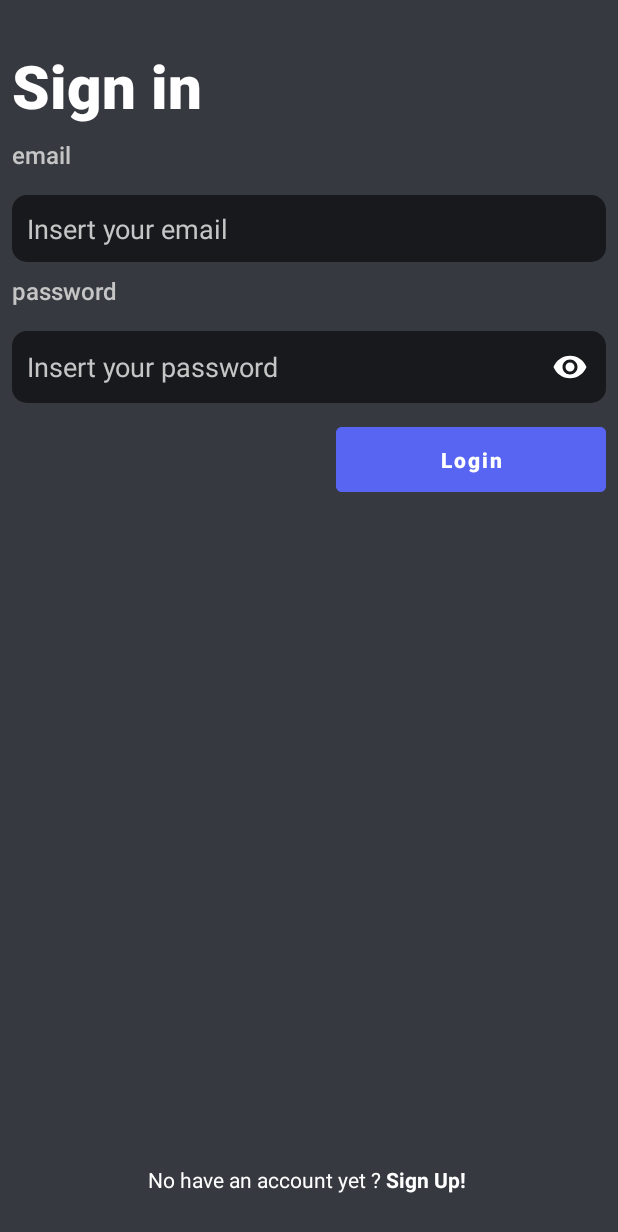
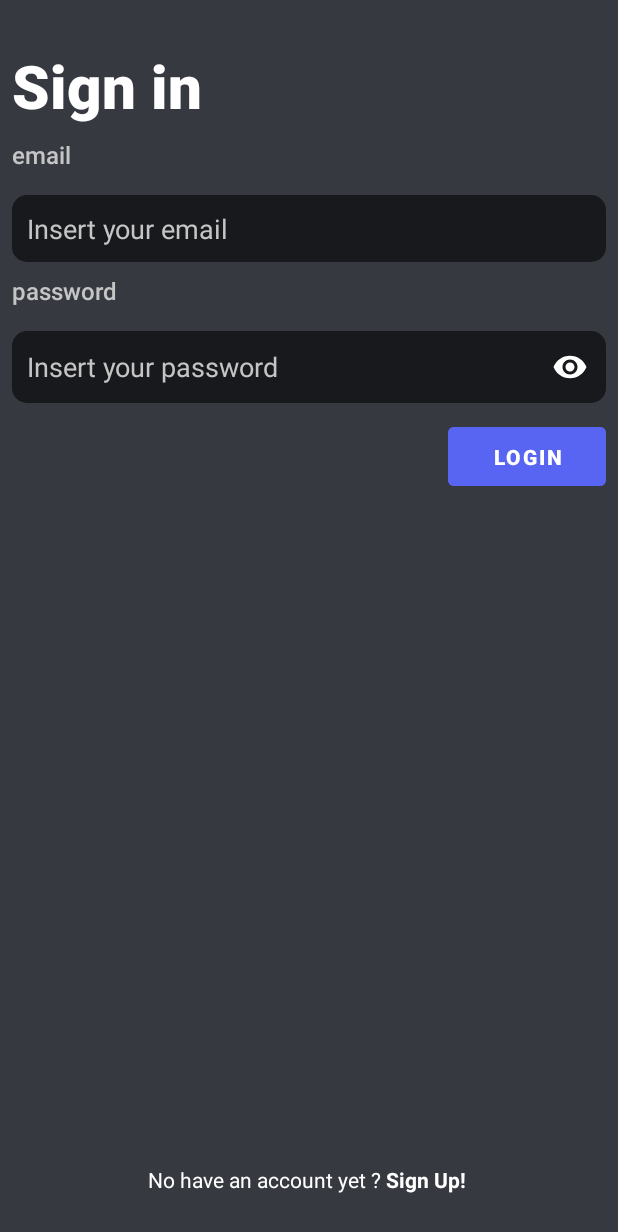
Before and after one commit to loureorganic/DictionaryApp, an Android app: the LoginActivity screen opened directly, with no data from a screen before it, on a phone screen of 412 x 824 dp. Shown: the top 1232 px of the screen. Run offline under Robolectric (Android 15) with nearby library versions, the phone set to English and light mode, and no system bars; our stand-ins replace Dagger/Hilt's generated code, Firebase (no records; nobody signed in at launch, a user with empty details on screens opened directly), RxJava.

Commit message:
Creating update Login

```diff
--- a/app/src/main/java/com/example/dictionaryapp/repository/DictionaryRepository.kt
+++ b/app/src/main/java/com/example/dictionaryapp/repository/DictionaryRepository.kt
@@ -31,9 +31,10 @@ class DictionaryRepository @Inject constructor(
     }
 
     override suspend fun getWordList() = Observable.create<ArrayList<Word>> { emitter ->
-        //firebaseDatabase.getReference("Words").ref.orderByChild("word").startAt(wordInitial).endAt(wordFinal)
+        //firebaseDatabase.getReference("Words").ref.orderByChild("word")
         val arraylistWord = arrayListOf<Word>()
-        firebaseDatabase.getReference("Words").limitToFirst(20)
+        firebaseDatabase.getReference("Words").orderByChild("word").startAt("abdomen")
+            .endAt("abele")
             .addValueEventListener(object :
                 ValueEventListener {
                 override fun onDataChange(dataSnapshot: DataSnapshot) {
--- a/app/src/main/java/com/example/dictionaryapp/screens/home/viewmodel/HomeViewModel.kt
+++ b/app/src/main/java/com/example/dictionaryapp/screens/home/viewmodel/HomeViewModel.kt
@@ -47,12 +47,11 @@ class HomeViewModel @Inject constructor(private val repository: DictionaryReposi
             wordList.map {
                 runCatching { it.word?.let { it1 -> repository.getWord(it1) } }
                     .onSuccess { w ->
-                        w
                         wordList1.add(w!![0])
-                        _wordResponseState.postValue(State.Success(Unit))
+                        //_wordResponseState.postValue(State.Success(Unit))
                     }
                     .onFailure { error ->
-                        _wordResponseState.postValue(State.Error(error))
+                        //_wordResponseState.postValue(State.Error(error))
                     }
             }
             _wordResponse.postValue(wordList1)
--- a/app/src/main/res/layout/activity_login.xml
+++ b/app/src/main/res/layout/activity_login.xml
@@ -11,10 +11,10 @@
         android:id="@+id/textView2"
         android:layout_width="wrap_content"
         android:layout_height="wrap_content"
+        android:layout_marginLeft="8dp"
         android:layout_marginTop="30dp"
         android:layout_marginBottom="16dp"
         android:fontFamily="sans-serif-black"
-        android:layout_marginLeft="8dp"
         android:text="@string/sign_in"
         android:textColor="@color/white"
         android:textSize="40sp"
@@ -84,11 +84,11 @@
             android:id="@+id/passwordTil"
             android:layout_width="match_parent"
             android:layout_height="wrap_content"
-            app:passwordToggleTint="@color/white"
             android:layout_marginTop="16dp"
             app:hintEnabled="false"
             app:layout_constraintTop_toBottomOf="@+id/textView3"
-            app:passwordToggleEnabled="true">
+            app:passwordToggleEnabled="true"
+            app:passwordToggleTint="@color/white">
 
             <com.google.android.material.textfield.TextInputEditText
                 android:id="@+id/passwordEt"
@@ -96,7 +96,6 @@
                 android:layout_height="wrap_content"
                 android:autofillHints="password"
                 android:background="@drawable/background_rounded"
-                android:contentDescription="Password Input"
                 android:hint="Insert your password"
                 android:inputType="textPassword"
                 android:padding="10dp"
@@ -110,22 +109,24 @@
         <com.google.android.material.button.MaterialButton
             android:id="@+id/loginBtn"
             style="@style/Widget.MaterialComponents.Button.UnelevatedButton"
-            android:layout_width="180dp"
-            android:layout_height="55dp"
+            android:layout_width="wrap_content"
+            android:layout_height="wrap_content"
             android:layout_alignParentEnd="true"
             android:layout_centerHorizontal="true"
             android:layout_marginTop="10dp"
             android:backgroundTint="#5865F2"
-            android:textAllCaps="false"
             android:fontFamily="sans-serif-black"
-            android:text="Login"
+            android:padding="10dp"
+            android:paddingStart="30dp"
+            android:paddingEnd="30dp"
+            android:text="@string/login"
+            android:textAllCaps="true"
             android:textColor="@color/white"
             android:theme="@style/Theme.MaterialComponents"
             app:layout_constraintEnd_toEndOf="parent"
             app:layout_constraintTop_toBottomOf="@+id/passwordTil" />
 
     </androidx.constraintlayout.widget.ConstraintLayout>
-
 
     <TextView
         android:id="@+id/noAccountTv"
--- a/app/src/main/res/layout/activity_register.xml
+++ b/app/src/main/res/layout/activity_register.xml
@@ -4,7 +4,7 @@
     xmlns:tools="http://schemas.android.com/tools"
     android:layout_width="match_parent"
     android:layout_height="match_parent"
-    android:background="#fff"
+    android:background="#36393F"
     tools:context=".screens.register.ui.RegisterActivity">
 
     <TextView
```
Also changed, not shown: app/src/main/java/com/example/dictionaryapp/screens/home/ui/FirstFragment.kt (+41 -19 lines), app/src/main/java/com/example/dictionaryapp/screens/home/ui/MainActivity.kt (+9 -10 lines), app/src/main/res/layout/fragment_first.xml (+9 -2 lines).
